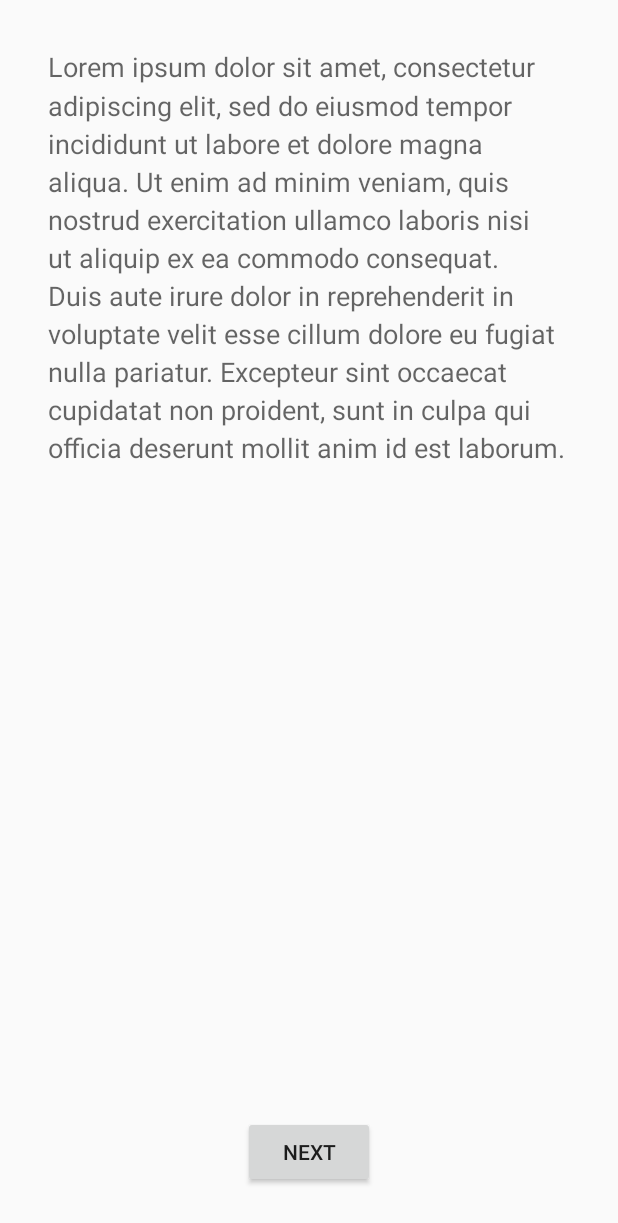
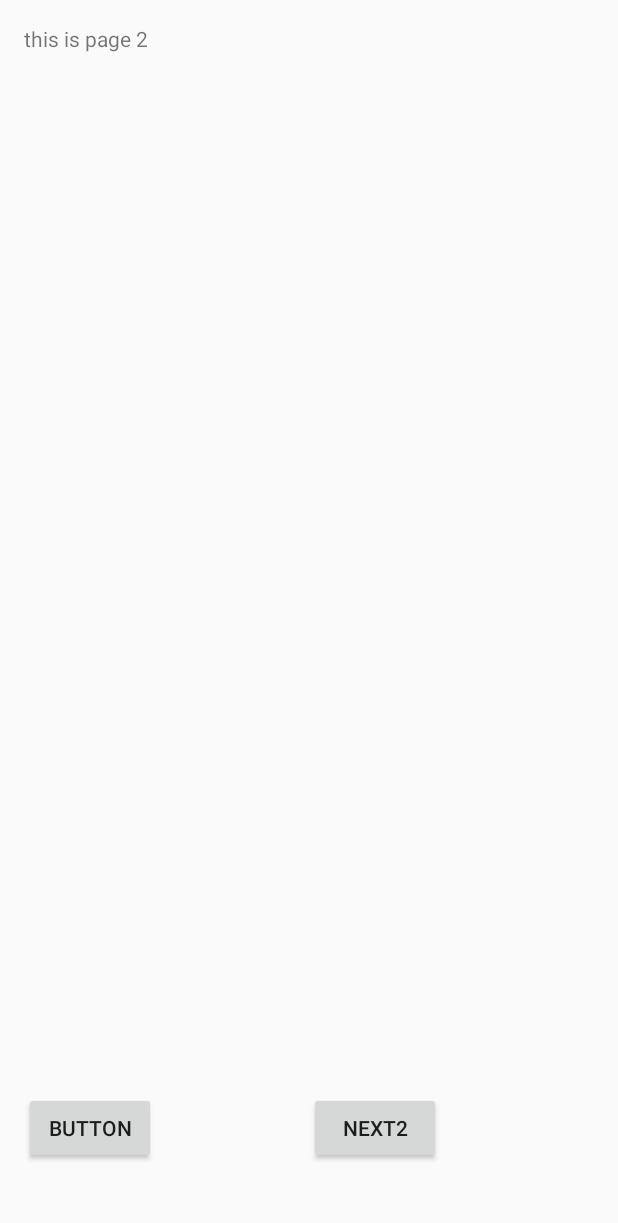
Before and after one commit to Kelogs-kitsch/anyportion, an Android app: the Page1Fragment screen opened directly, with no data from a screen before it, after a tap on "NEXT", on a phone screen of 412 x 824 dp. Shown: the top 1223 px of the screen. Run offline under Robolectric (Android 15) with nearby library versions, the phone set to English and light mode, and no system bars.

Commit message:
add to viewpager

```diff
--- a/app/src/main/java/com/keylogs/enefortion/activity/ScreenSlideActivity.java
+++ b/app/src/main/java/com/keylogs/enefortion/activity/ScreenSlideActivity.java
@@ -2,19 +2,14 @@ package com.keylogs.enefortion.activity;
 
 import android.os.Bundle;
 
-import androidx.activity.EdgeToEdge;
 import androidx.annotation.NonNull;
-import androidx.appcompat.app.AppCompatActivity;
-import androidx.core.graphics.Insets;
-import androidx.core.view.ViewCompat;
-import androidx.core.view.WindowInsetsCompat;
 import androidx.fragment.app.Fragment;
 import androidx.fragment.app.FragmentActivity;
 import androidx.viewpager2.adapter.FragmentStateAdapter;
 import androidx.viewpager2.widget.ViewPager2;
 
 import com.keylogs.enefortion.R;
-import com.keylogs.enefortion.fragments.ScreenSlidePage;
+import com.keylogs.enefortion.fragments.motion.Page1Fragment;
 import com.keylogs.enefortion.fragments.motion.Page2Fragment;
 import com.keylogs.enefortion.fragments.motion.Page3Fragment;
 import com.keylogs.enefortion.fragments.motion.Page4Fragment;
@@ -71,14 +66,14 @@ public class ScreenSlideActivity extends FragmentActivity {
         }
 
         @Override
+//        public Fragment createFragment(int position) {
+//            return new ScreenSlidePage();
+//        }
+        @NonNull
         public Fragment createFragment(int position) {
-            return new ScreenSlidePage();
-        }
-        @NonNull
-        public Fragment getItem(int position) {
             switch (position) {
                 case 0:
-                    return ScreenSlidePage.newInstance("param1", "param2");
+                    return Page1Fragment.newInstance("param1", "param2");
                 case 1:
                     return Page2Fragment.newInstance("param1", "param2");
                     // Return the second fragment here
@@ -92,7 +87,7 @@ public class ScreenSlideActivity extends FragmentActivity {
                     return Page5Fragment.newInstance("param1", "param2");
                     // Return the fifth fragment here
                 default:
-                    return ScreenSlidePage.newInstance("param1", "param2");
+                    return Page1Fragment.newInstance("param1", "param2");
             }
         }
 
--- a/app/src/main/java/com/keylogs/enefortion/fragments/ScreenSlidePage.java
+++ b/app/src/main/java/com/keylogs/enefortion/fragments/motion/Page1Fragment.java
@@ -1,27 +1,24 @@
-package com.keylogs.enefortion.fragments;
+package com.keylogs.enefortion.fragments.motion;
 
 import android.os.Bundle;
 
-import androidx.annotation.Nullable;
 import androidx.fragment.app.Fragment;
-import androidx.viewpager.widget.ViewPager;
 import androidx.viewpager2.widget.ViewPager2;
 
 import android.view.LayoutInflater;
 import android.view.View;
 import android.view.ViewGroup;
 import android.widget.Button;
-import android.widget.ScrollView;
 import android.widget.Toast;
 
 import com.keylogs.enefortion.R;
 
 /**
  * A simple {@link Fragment} subclass.
- * Use the {@link ScreenSlidePage#newInstance} factory method to
+ * Use the {@link Page1Fragment#newInstance} factory method to
  * create an instance of this fragment.
  */
-public class ScreenSlidePage extends Fragment {
+public class Page1Fragment extends Fragment {
 
 
     // TODO: Rename parameter arguments, choose names that match
@@ -33,7 +30,7 @@ public class ScreenSlidePage extends Fragment {
     private String mParam1;
     private String mParam2;
 
-    public ScreenSlidePage() {
+    public Page1Fragment() {
         // Required empty public constructor
     }
 
@@ -46,8 +43,8 @@ public class ScreenSlidePage extends Fragment {
      * @return A new instance of fragment ScreenSlidePage.
      */
     // TODO: Rename and change types and number of parameters
-    public static ScreenSlidePage newInstance(String param1, String param2) {
-        ScreenSlidePage fragment = new ScreenSlidePage();
+    public static Page1Fragment newInstance(String param1, String param2) {
+        Page1Fragment fragment = new Page1Fragment();
         Bundle args = new Bundle();
         args.putString(ARG_PARAM1, param1);
         args.putString(ARG_PARAM2, param2);
@@ -68,7 +65,7 @@ public class ScreenSlidePage extends Fragment {
     public View onCreateView(LayoutInflater inflater, ViewGroup container,
                              Bundle savedInstanceState) {
         // Inflate the layout for this fragment
-        View view = inflater.inflate(R.layout.fragment_screen_slide_page, container, false);
+        View view = inflater.inflate(R.layout.fragment_page1, container, false);
 
         Button nextButton = view.findViewById(R.id.nextButton);
 
--- a/app/src/main/java/com/keylogs/enefortion/fragments/motion/Page2Fragment.java
+++ b/app/src/main/java/com/keylogs/enefortion/fragments/motion/Page2Fragment.java
@@ -3,10 +3,13 @@ package com.keylogs.enefortion.fragments.motion;
 import android.os.Bundle;
 
 import androidx.fragment.app.Fragment;
+import androidx.viewpager2.widget.ViewPager2;
 
 import android.view.LayoutInflater;
 import android.view.View;
 import android.view.ViewGroup;
+import android.widget.Button;
+import android.widget.Toast;
 
 import com.keylogs.enefortion.R;
 
@@ -61,6 +64,24 @@ public class Page2Fragment extends Fragment {
     public View onCreateView(LayoutInflater inflater, ViewGroup container,
                              Bundle savedInstanceState) {
         // Inflate the layout for this fragment
-        return inflater.inflate(R.layout.fragment_page2, container, false);
+        View view = inflater.inflate(R.layout.fragment_page2, container, false);
+
+        Button nextButton = view.findViewById(R.id.nextButton2);
+        ViewPager2 viewPager = getActivity().findViewById(R.id.main);
+
+        nextButton.setOnClickListener(new View.OnClickListener() {
+            @Override
+            public void onClick(View v) {
+                int currentItem = viewPager.getCurrentItem();
+                if (currentItem < 4) { // Check to avoid out of bounds
+                    viewPager.setCurrentItem(currentItem + 1);
+                } else {
+                    // Optionally handle the case when on the last page
+                    Toast.makeText(getActivity(), "You are on the last page", Toast.LENGTH_SHORT).show();
+                }
+            }
+        });
+        return view;
     }
+
 }
--- a/app/src/main/res/layout/fragment_screen_slide_page.xml
+++ b/app/src/main/res/layout/fragment_page1.xml
@@ -4,7 +4,7 @@
     xmlns:tools="http://schemas.android.com/tools"
     android:layout_width="match_parent"
     android:layout_height="match_parent"
-    tools:context=".fragments.ScreenSlidePage">
+    tools:context=".fragments.motion.Page1Fragment">
 
     <TextView
         style="?android:textAppearanceMedium"
--- a/app/src/main/res/layout/fragment_page2.xml
+++ b/app/src/main/res/layout/fragment_page2.xml
@@ -1,14 +1,39 @@
 <?xml version="1.0" encoding="utf-8"?>
-<FrameLayout xmlns:android="http://schemas.android.com/apk/res/android"
+<androidx.constraintlayout.widget.ConstraintLayout xmlns:android="http://schemas.android.com/apk/res/android"
+    xmlns:app="http://schemas.android.com/apk/res-auto"
     xmlns:tools="http://schemas.android.com/tools"
     android:layout_width="match_parent"
     android:layout_height="match_parent"
     tools:context=".fragments.motion.Page2Fragment">
 
     <!-- TODO: Update blank fragment layout -->
+
     <TextView
+        android:id="@+id/textView"
         android:layout_width="match_parent"
         android:layout_height="match_parent"
-        android:text="@string/hello_blank_fragment" />
+        android:text="this is page 2"
+        tools:layout_editor_absoluteX="172dp"
+        tools:layout_editor_absoluteY="0dp" />
 
-</FrameLayout>
+    <Button
+        android:id="@+id/nextButton2"
+        android:layout_width="wrap_content"
+        android:layout_height="wrap_content"
+        android:layout_marginBottom="32dp"
+        android:text="Next2"
+        app:layout_constraintBottom_toBottomOf="parent"
+        app:layout_constraintEnd_toEndOf="parent"
+        app:layout_constraintStart_toEndOf="@+id/button4" />
+
+    <Button
+        android:id="@+id/button4"
+        android:layout_width="wrap_content"
+        android:layout_height="wrap_content"
+        android:layout_marginBottom="32dp"
+        android:text="Button"
+        app:layout_constraintBottom_toBottomOf="parent"
+        app:layout_constraintEnd_toStartOf="@+id/button3"
+        app:layout_constraintStart_toStartOf="parent" />
+
+</androidx.constraintlayout.widget.ConstraintLayout>
```
Also changed, not shown: app/src/main/res/layout/fragment_page3.xml (+28 -4 lines).
